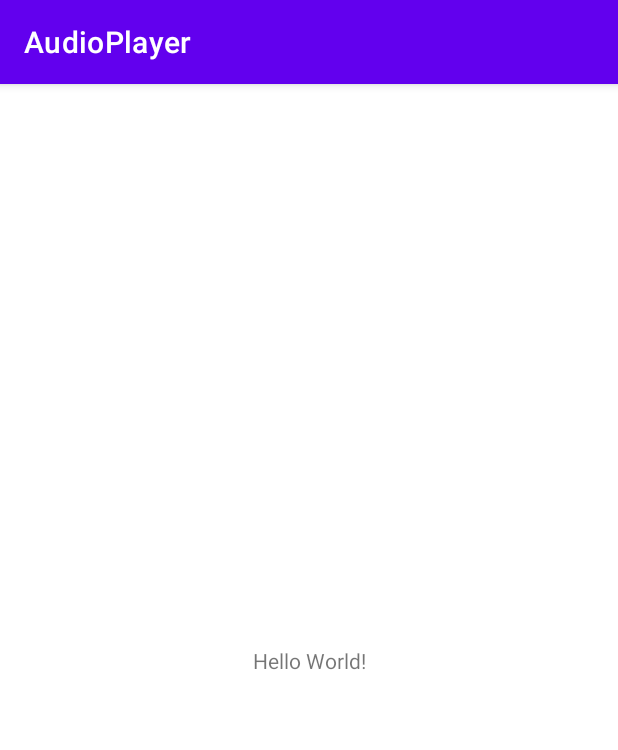
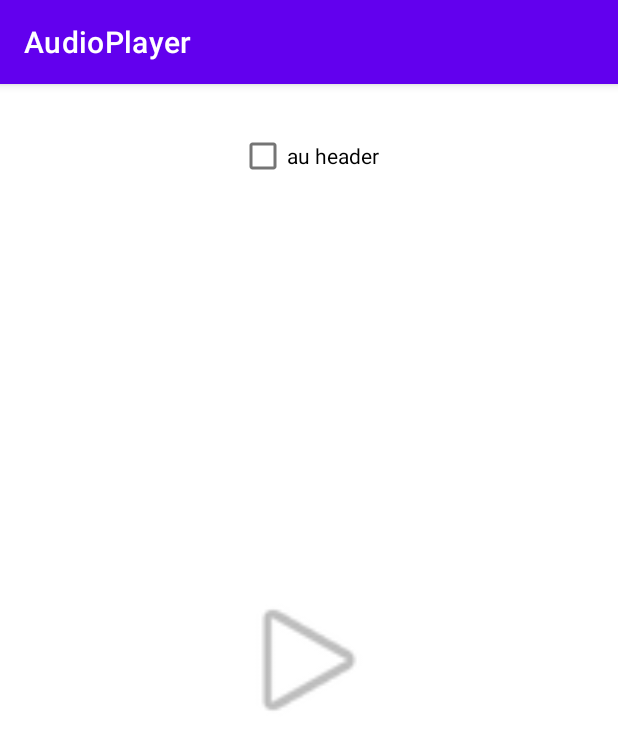
Before and after one commit to mjlong123123/AudioPlayer, an Android app: the screen it shows after launch (MainActivity), on a phone screen of 412 x 824 dp. Shown: the top 750 px of the screen. Run offline under Robolectric (Android 15) with nearby library versions, the phone set to English and light mode, and no system bars; 1 statement that could not run was skipped.

Commit message:
add play button

```diff
--- a/app/build.gradle
+++ b/app/build.gradle
@@ -1,6 +1,7 @@
 plugins {
     id 'com.android.application'
     id 'kotlin-android'
+    id 'kotlin-android-extensions'
 }
 
 android {
--- a/app/src/main/java/com/dragon/audioplayer/AudioPlayer.kt
+++ b/app/src/main/java/com/dragon/audioplayer/AudioPlayer.kt
@@ -2,14 +2,19 @@ package com.dragon.audioplayer
 
 import android.media.MediaCodec
 import android.media.MediaFormat
+import androidx.lifecycle.LiveData
+import androidx.lifecycle.MutableLiveData
 import com.dragon.audioplayer.codec.AudioDecodeCodec
 import com.dragon.rtplib.RtpWrapper
 import java.nio.ByteBuffer
 import java.util.concurrent.ArrayBlockingQueue
 
 class AudioPlayer {
+    private val _isPlaying = MutableLiveData<Boolean>()
+    val isPlaying: LiveData<Boolean> = _isPlaying
+
     private val audioRtpWrapper = RtpWrapper()
-    private val audioDecodeCodec: AudioDecodeCodec
+    private lateinit var audioDecodeCodec: AudioDecodeCodec
     private val indexArray = ArrayBlockingQueue<Int>(10)
 
 
@@ -31,11 +36,21 @@ class AudioPlayer {
     }
 
     init {
+        _isPlaying.value = false
+    }
+
+    fun start(hasAuHeader: Boolean) {
+        if (_isPlaying.value == false) {
+            _isPlaying.value = true
             val sampleRate = 44100
-        val audioFormat = MediaFormat.createAudioFormat(MediaFormat.MIMETYPE_AUDIO_AAC, sampleRate, audioChannelCount)
+            val audioFormat = MediaFormat.createAudioFormat(
+                MediaFormat.MIMETYPE_AUDIO_AAC,
+                sampleRate,
+                audioChannelCount
+            )
             audioFormat.setByteBuffer("csd-0", audioSpecificConfig)
-
             var currentTime = 0L
+            indexArray.clear()
             audioDecodeCodec = object : AudioDecodeCodec(audioFormat) {
                 override fun onInputBufferAvailable(codec: MediaCodec, index: Int) {
                     indexArray.put(index)
@@ -51,16 +66,26 @@ class AudioPlayer {
                 }
                 val buffer = audioDecodeCodec.mediaCodec.getInputBuffer(index)
                 val time = (System.currentTimeMillis() - currentTime) * 1000
+                if (hasAuHeader) {
                     buffer?.position(0)
                     buffer?.put(data, 4, len - 4);
                     buffer?.position(0)
                     audioDecodeCodec.mediaCodec.queueInputBuffer(index, 0, len - 4, time, 1)
+                } else {
+                    buffer?.position(0)
+                    buffer?.put(data, 0, len);
+                    buffer?.position(0)
+                    audioDecodeCodec.mediaCodec.queueInputBuffer(index, 0, len, time, 1)
+                }
             };
         }
+    }
 
-    fun release() {
+    fun stop() {
+        if (_isPlaying.value == true) {
+            _isPlaying.value = false
             audioRtpWrapper.close();
             audioDecodeCodec.release()
         }
-
     }
+}
--- a/app/src/main/java/com/dragon/audioplayer/MainActivity.kt
+++ b/app/src/main/java/com/dragon/audioplayer/MainActivity.kt
@@ -1,18 +1,43 @@
 package com.dragon.audioplayer
 
+import android.animation.FloatEvaluator
+import android.animation.ObjectAnimator
 import android.os.Bundle
+import android.os.Handler
+import android.os.Looper
+import android.view.animation.Animation.INFINITE
 import androidx.appcompat.app.AppCompatActivity
+import kotlinx.android.synthetic.main.activity_main.*
 
 class MainActivity : AppCompatActivity() {
-    lateinit var player: AudioPlayer
+    private val player = AudioPlayer()
+    private val animator by lazy {
+        ObjectAnimator.ofObject(playingView, "rotation", FloatEvaluator(), 0f, 360f)
+    }
     override fun onCreate(savedInstanceState: Bundle?) {
         super.onCreate(savedInstanceState)
         setContentView(R.layout.activity_main)
-        player = AudioPlayer()
+        playingView.setOnClickListener {
+            if (player.isPlaying.value == true) {
+                player.stop()
+            } else if (player.isPlaying.value == false) {
+                player.start(checkBox.isChecked)
+            }
+        }
+        player.isPlaying.observe(this) {
+            playingView.rotation
+            animator.duration = 2000
+            animator.repeatCount = INFINITE
+            if (it) {
+                animator.start()
+            } else {
+                animator.cancel()
+            }
+        }
     }
 
     override fun onDestroy() {
         super.onDestroy()
-        player.release()
+        player.stop()
     }
 }
--- a/app/src/main/res/layout/activity_main.xml
+++ b/app/src/main/res/layout/activity_main.xml
@@ -6,13 +6,24 @@
     android:layout_height="match_parent"
     tools:context=".MainActivity">
 
-    <TextView
+    <CheckBox
+        android:id="@+id/checkBox"
         android:layout_width="wrap_content"
         android:layout_height="wrap_content"
-        android:text="Hello World!"
-        app:layout_constraintBottom_toBottomOf="parent"
-        app:layout_constraintLeft_toLeftOf="parent"
-        app:layout_constraintRight_toRightOf="parent"
+        android:layout_marginTop="24dp"
+        android:text="au header"
+        app:layout_constraintEnd_toEndOf="parent"
+        app:layout_constraintStart_toStartOf="parent"
         app:layout_constraintTop_toTopOf="parent" />
 
+    <ImageView
+        android:id="@+id/playingView"
+        android:layout_width="100dp"
+        android:layout_height="100dp"
+        app:layout_constraintBottom_toBottomOf="parent"
+        app:layout_constraintEnd_toEndOf="parent"
+        app:layout_constraintStart_toStartOf="parent"
+        app:layout_constraintTop_toTopOf="parent"
+        app:srcCompat="@android:drawable/ic_media_play" />
+
 </androidx.constraintlayout.widget.ConstraintLayout>
```
Lines whose indentation alone changed are shown as unchanged.
